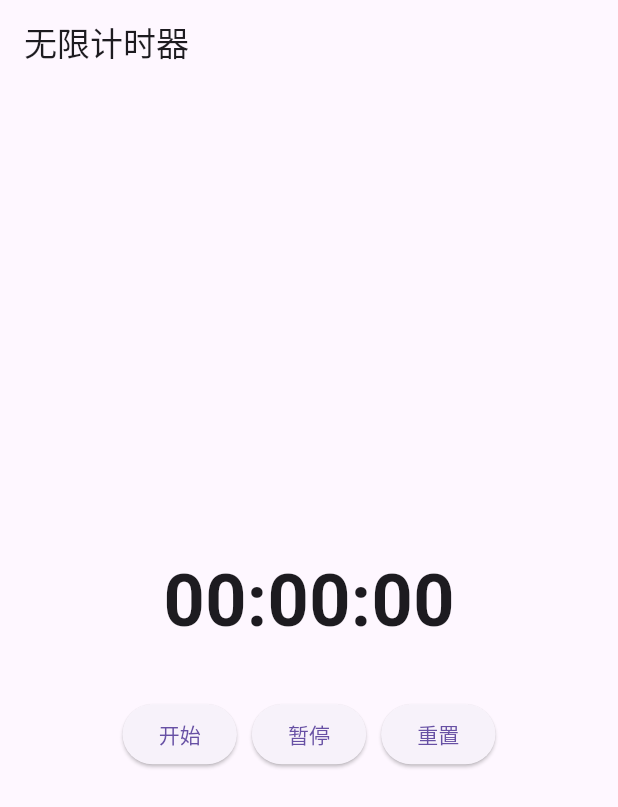
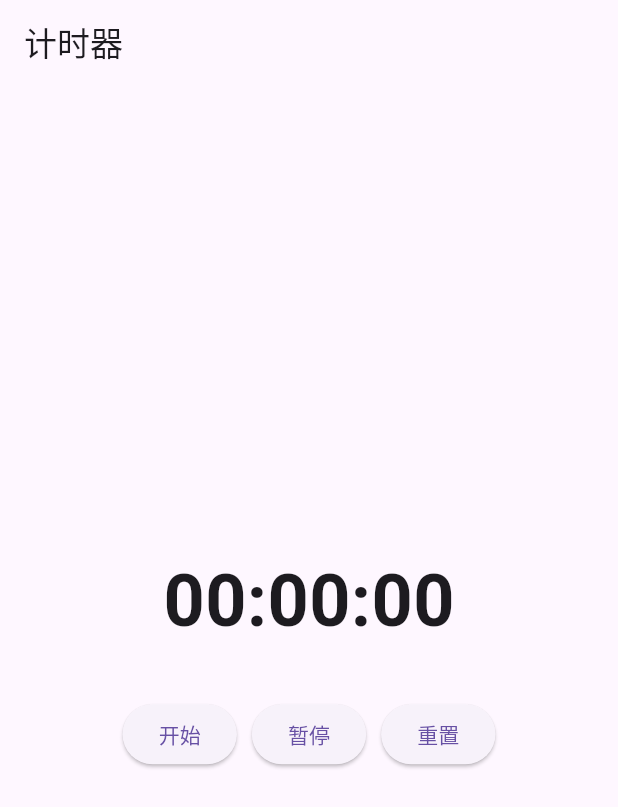
Before and after one commit to kingpoem/uclk, a Flutter app: the screen it shows after launch, on a phone screen of 412 x 824 dp. Shown: the top 807 px of the screen. Run offline on Flutter 3.47's test engine with Material 3 defaults, Android fonts, the phone set to English and light mode, and no system bars.

Commit message:
feat: update icon

```diff
--- a/lib/main.dart
+++ b/lib/main.dart
@@ -63,7 +63,7 @@
     final secs = _seconds % 60;
 
     return Scaffold(
-      appBar: AppBar(title: const Text("无限计时器")),
+      appBar: AppBar(title: const Text("计时器")),
       body: Center(
         child: Column(
           mainAxisAlignment: MainAxisAlignment.center,
--- a/pubspec.yaml
+++ b/pubspec.yaml
@@ -36,6 +36,7 @@ dependencies:
   cupertino_icons: ^1.0.8
 
 dev_dependencies:
+  flutter_launcher_icons: ^0.13.1
   flutter_test:
     sdk: flutter
 
@@ -46,6 +47,10 @@ dev_dependencies:
   # rules and activating additional ones.
   flutter_lints: ^5.0.0
 
+flutter_launcher_icons:
+  android: true
+  ios: false
+  image_path: "assets/icon/app_icon.jpg"
 # For information on the generic Dart part of this file, see the
 # following page: https://dart.dev/tools/pub/pubspec
 
```
Also changed, not shown: assets/icon/app_icon.jpg (added), pubspec.lock, 6 other files.
